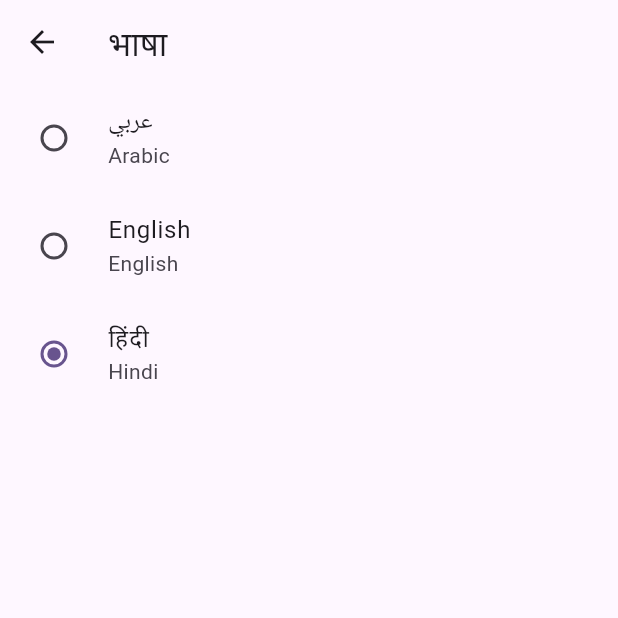
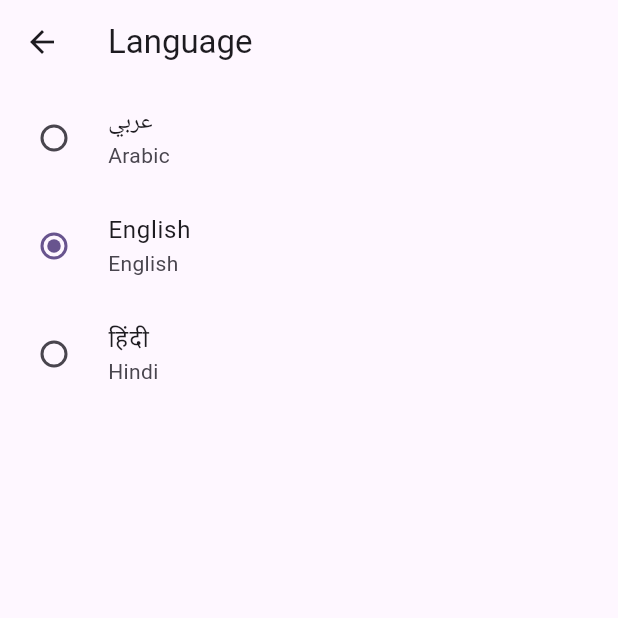
Before and after one commit to shahbajjamil/localization_flutter, a Flutter app: the screen it shows after launch, after a tap on the "language" icon, on a phone screen of 412 x 824 dp, the top half of it. Run offline on Flutter 3.47's test engine with Material 3 defaults, Android fonts, the phone set to English and light mode, and no system bars; our stand-ins replace shared_preferences.

Commit message:
provider localization done

```diff
--- /dev/null
+++ b/devtools_options.yaml
@@ -0,0 +1 @@
+extensions:
--- a/lib/main.dart
+++ b/lib/main.dart
@@ -2,9 +2,13 @@ import 'package:flutter/material.dart';
 import 'package:flutter_localizations/flutter_localizations.dart';
 import 'package:localization_flutter_youtube/generated/l10n.dart';
 import 'package:localization_flutter_youtube/screen/home_screen.dart';
+import 'package:localization_flutter_youtube/screen/provider/localization_provider.dart';
+import 'package:provider/provider.dart';
 
 void main() {
-  runApp(const MyApp());
+  runApp(MultiProvider(providers: [
+    ChangeNotifierProvider(create: (_) => LocalizationProvider()..init()),
+  ], child: const MyApp()));
 }
 
 class MyApp extends StatelessWidget {
@@ -12,6 +16,8 @@ class MyApp extends StatelessWidget {
 
   @override
   Widget build(BuildContext context) {
+    return Consumer<LocalizationProvider>(
+        builder: (context, localizationProvider, child) {
       return MaterialApp(
         title: 'Flutter Demo',
         theme: ThemeData(
@@ -25,8 +31,9 @@ class MyApp extends StatelessWidget {
           GlobalCupertinoLocalizations.delegate,
         ],
         supportedLocales: S.delegate.supportedLocales,
-      locale: const Locale('hi'),
+        locale: localizationProvider.locale,
         home: const HomeScreen(),
       );
+    });
   }
 }
--- a/lib/screen/language_screen.dart
+++ b/lib/screen/language_screen.dart
@@ -1,5 +1,7 @@
 import 'package:flutter/material.dart';
 import 'package:localization_flutter_youtube/screen/model/model.dart';
+import 'package:localization_flutter_youtube/screen/provider/localization_provider.dart';
+import 'package:provider/provider.dart';
 
 import '../generated/l10n.dart';
 
@@ -8,7 +10,9 @@ class LanguageScreen extends StatelessWidget {
 
   @override
   Widget build(BuildContext context) {
-    var groupValue = 'hi';
+    return Consumer<LocalizationProvider>(
+        builder: (context, localizationProvider, child) {
+      var groupValue = localizationProvider.locale.languageCode;
       return Scaffold(
         appBar: AppBar(
           title: Text(S.current.language),
@@ -22,10 +26,14 @@ class LanguageScreen extends StatelessWidget {
               groupValue: groupValue,
               title: Text(item.language),
               subtitle: Text(item.subLanguage),
-            onChanged: (value) {},
+              onChanged: (value) {
+                groupValue = value.toString();
+                localizationProvider.setLocale(Locale(item.languageCode));
+              },
             );
           },
         ),
       );
+    });
   }
 }
--- /dev/null
+++ b/lib/screen/provider/localization_provider.dart
@@ -0,0 +1,34 @@
+import 'package:flutter/material.dart';
+import 'package:shared_preferences/shared_preferences.dart';
+
+class LocalizationProvider extends ChangeNotifier {
+  Locale _locale = Locale('en');
+
+  Locale get locale => _locale;
+
+  void setLocale(Locale locale) {
+    if (locale == _locale) return;
+    _locale = locale;
+    saveLocale(locale);
+    notifyListeners();
+  }
+
+  init() {
+    getLocale().then((value) {
+      _locale = value;
+      notifyListeners();
+    });
+  }
+
+  saveLocale(Locale locale) async {
+    SharedPreferences prefs = await SharedPreferences.getInstance();
+    prefs.setString('language', locale.languageCode);
+  }
+
+  Future<Locale> getLocale() async {
+    SharedPreferences prefs = await SharedPreferences.getInstance();
+    String languageCode = prefs.getString('language') ?? 'en';
+    print(languageCode);
+    return Locale(languageCode);
+  }
+}
--- a/pubspec.yaml
+++ b/pubspec.yaml
@@ -38,8 +38,7 @@ dependencies:
   intl: ^0.18.1
   flutter_localizations:
     sdk: flutter
-  flutter_bloc: ^8.1.3
-  equatable: ^2.0.5
+  provider: ^6.1.1
   shared_preferences: ^2.2.2
 
 dev_dependencies:
```
Also changed, not shown: pubspec.lock, 3 other files. Lines whose indentation alone changed are shown as unchanged.
